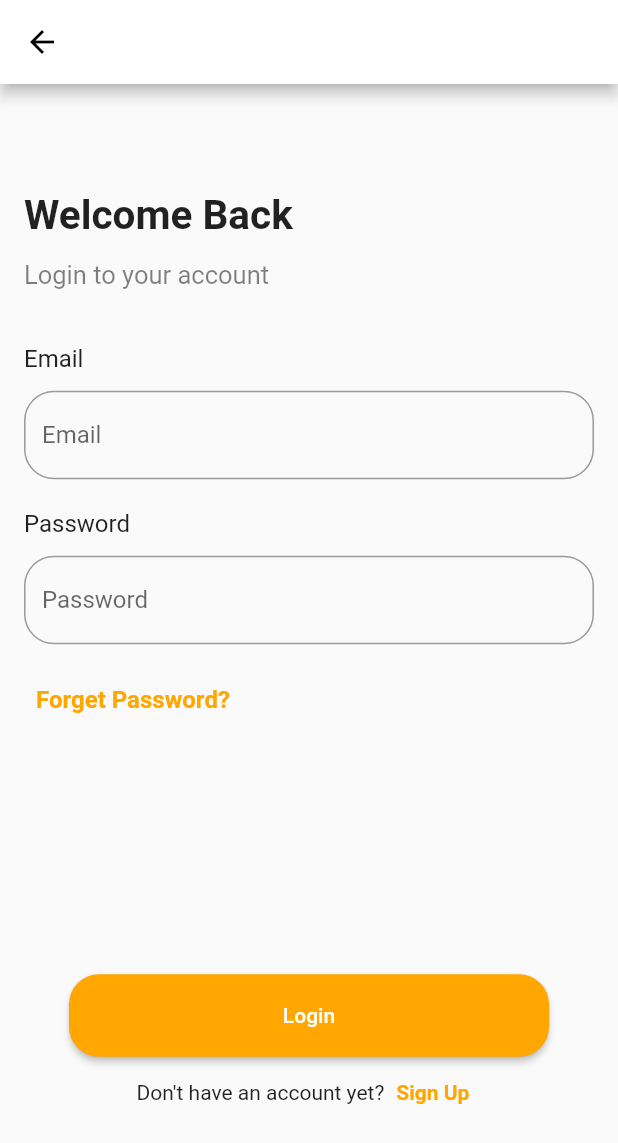
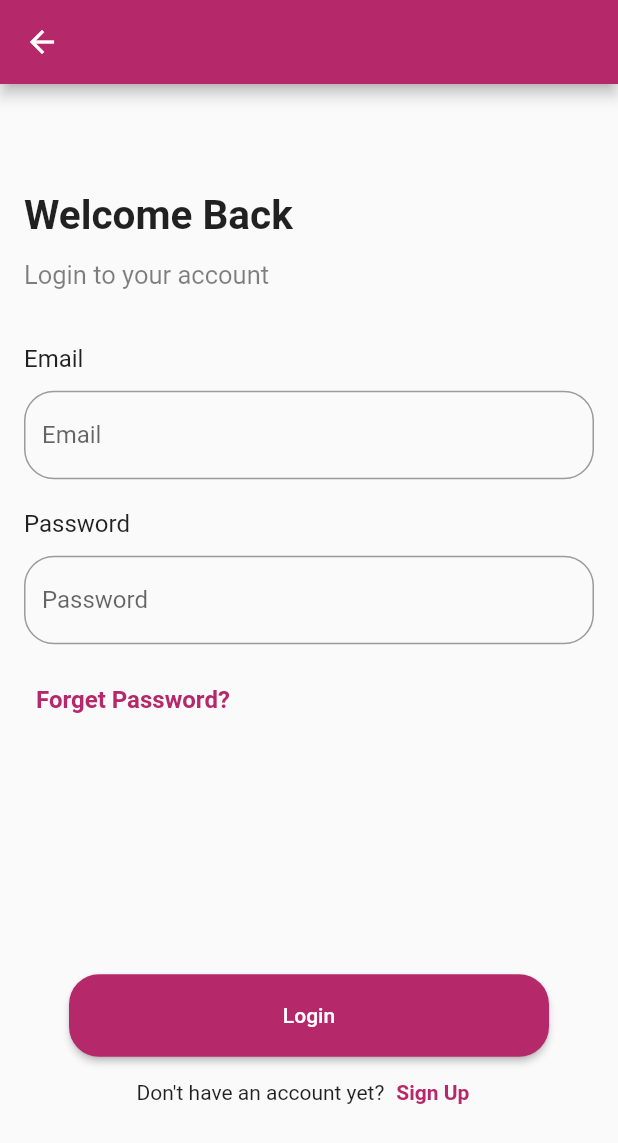
Before and after one commit to jihannajma/lip-products, a Flutter app: the screen it shows after launch, after a tap on "Sign Up", on a phone screen of 412 x 824 dp. Shown: the top 1143 px of the screen. Run offline on Flutter 3.47's test engine with Material 2 defaults, Android fonts, the phone set to English and light mode, and no system bars.

Commit message:
ubah warna

```diff
--- a/lib/Home_Page_1.dart
+++ b/lib/Home_Page_1.dart
@@ -19,11 +19,11 @@ class Home_Page extends StatelessWidget {
         title: Text(
           'Home',
           textAlign: TextAlign.center,
-          style: TextStyle(fontWeight: FontWeight.bold, color: Colors.black),
+          style: TextStyle(fontWeight: FontWeight.bold, color: Colors.white),
         ),
-        backgroundColor: Colors.white,
+        backgroundColor: Color.fromARGB(255, 181, 40, 106),
         leading: new IconButton(
-          icon: new Icon(Icons.arrow_back_ios, color: Colors.amberAccent),
+          icon: new Icon(Icons.arrow_back_ios, color: Colors.white),
           onPressed: () {
             print('object');
             Navigator.of(context).pop();
@@ -35,8 +35,8 @@ class Home_Page extends StatelessWidget {
         children: [
           Padding(padding: EdgeInsets.only(bottom: 15)),
           Container(
-            width: 320,
-            height: 45,
+            width: 340,
+            height: 50,
             decoration: BoxDecoration(
                 borderRadius: BorderRadius.circular(20),
                 border: Border.all(
--- a/lib/login_page.dart
+++ b/lib/login_page.dart
@@ -1,4 +1,3 @@
-
 import 'package:flutter/material.dart';
 import 'package:praktikum3/Home_Page_1.dart';
 import 'package:praktikum3/home_page.dart';
@@ -15,9 +14,12 @@ class _LoginPageState extends State<LoginPage> {
   Widget build(BuildContext context) {
     return Scaffold(
       appBar: AppBar(
-        backgroundColor: Colors.white,
+        backgroundColor: Color.fromARGB(255, 181, 40, 106),
         leading: new IconButton(
-          icon: new Icon(Icons.arrow_back, color: Colors.black,),
+          icon: new Icon(
+            Icons.arrow_back,
+            color: Colors.white,
+          ),
           onPressed: () {
             print('kembali');
             Navigator.of(context).pop();
@@ -30,50 +32,62 @@ class _LoginPageState extends State<LoginPage> {
           mainAxisAlignment: MainAxisAlignment.center,
           crossAxisAlignment: CrossAxisAlignment.start,
           children: [
-            Text('Welcome Back',
+            Text(
+              'Welcome Back',
               style: TextStyle(
                 fontSize: 27,
                 fontWeight: FontWeight.bold,
               ),
             ),
-            SizedBox(height: 14,),
+            SizedBox(
+              height: 14,
+            ),
 
-            Text('Login to your account',
+            Text(
+              'Login to your account',
               style: TextStyle(
                 fontSize: 17,
                 color: Colors.black.withOpacity(0.5),
-
               ),
             ),
 
-            SizedBox(height: 36,),
+            SizedBox(
+              height: 36,
+            ),
 
-            Text('Email',
+            Text(
+              'Email',
               style: TextStyle(
                 fontSize: 16,
-            ),),
+              ),
+            ),
 
-            SizedBox(height: 12,),
+            SizedBox(
+              height: 12,
+            ),
 
             TextField(
               decoration: InputDecoration(
                   border: OutlineInputBorder(
                     borderRadius: BorderRadius.circular(20),
                   ),
-                hintText: 'Email'
+                  hintText: 'Email'),
+            ),
+
+            SizedBox(
+              height: 20,
+            ),
+
+            Text(
+              'Password',
+              style: TextStyle(
+                fontSize: 16,
               ),
             ),
 
-            SizedBox(height: 20,),
-
-            Text('Password',
-            style: TextStyle(
-              fontSize: 16,
-            ),),
-
-            SizedBox(height: 12,),
-
-
+            SizedBox(
+              height: 12,
+            ),
 
             TextField(
               obscureText: true,
@@ -81,24 +95,26 @@ class _LoginPageState extends State<LoginPage> {
                   border: OutlineInputBorder(
                     borderRadius: BorderRadius.circular(20),
                   ),
-                hintText: 'Password'
-              ),
+                  hintText: 'Password'),
             ),
 
-            SizedBox(height: 13,),
+            SizedBox(
+              height: 13,
+            ),
 
-
-            TextButton(onPressed: () {},
-            child: Text('Forget Password?',
+            TextButton(
+                onPressed: () {},
+                child: Text(
+                  'Forget Password?',
                   style: TextStyle(
                       fontWeight: FontWeight.bold,
                       fontSize: 16,
-              color: Color.fromARGB(255, 255, 166, 1)
+                      color: Color.fromARGB(255, 181, 40, 106)),
+                )),
+
+            SizedBox(
+              height: 159,
             ),
-            )
-            ),
-
-            SizedBox(height: 159,),
 
             Center(
               child: Column(
@@ -108,15 +124,17 @@ class _LoginPageState extends State<LoginPage> {
                     width: 320,
                     child: ElevatedButton(
                       style: ElevatedButton.styleFrom(
-                        primary: Color.fromARGB(255, 255, 166, 1),
+                        primary: Color.fromARGB(255, 181, 40, 106),
                         shape: RoundedRectangleBorder(
                           borderRadius: BorderRadius.circular(20),
                         ),
-
                       ),
                       onPressed: () {
                         print('tess');
-                        Navigator.pushReplacement(context, MaterialPageRoute(builder: (context) => Home_Page()));
+                        Navigator.pushReplacement(
+                            context,
+                            MaterialPageRoute(
+                                builder: (context) => Home_Page()));
                       },
                       child: Text('Login'),
                     ),
@@ -126,26 +144,31 @@ class _LoginPageState extends State<LoginPage> {
                     child: Row(
                       mainAxisAlignment: MainAxisAlignment.center,
                       children: [
-                        Text("Don't have an account yet?",
+                        Text(
+                          "Don't have an account yet?",
                           style: TextStyle(
                             fontSize: 14,
-                        ),),
+                          ),
+                        ),
                         TextButton(
-                          child: Text('Sign Up',
+                          child: Text(
+                            'Sign Up',
                             style: TextStyle(
                                 fontSize: 14,
                                 fontWeight: FontWeight.bold,
-                            color: Color.fromARGB(255, 255, 166, 1)
-                          ),),
+                                color: Color.fromARGB(255, 181, 40, 106)),
+                          ),
                           onPressed: () {
                             print('object');
-                            Navigator.pushReplacement(context, MaterialPageRoute(builder: (context)=>Home_Page()));
+                            Navigator.pushReplacement(
+                                context,
+                                MaterialPageRoute(
+                                    builder: (context) => Home_Page()));
                           },
                         )
                       ],
                     ),
                   )
-
 
                   // Center(
                   //   child : Row(
@@ -161,8 +184,6 @@ class _LoginPageState extends State<LoginPage> {
                   //   ]
                   // ),
                   // ),
-
-
                 ],
               ),
             )
@@ -189,12 +210,9 @@ class _LoginPageState extends State<LoginPage> {
             //     ),
             //   )
             // ),
-
-
           ],
         ),
       ),
-
     );
   }
 }
--- a/lib/onboarding_page.dart
+++ b/lib/onboarding_page.dart
@@ -1,4 +1,3 @@
-
 import 'package:flutter/material.dart';
 import 'package:praktikum3/login_page.dart';
 
@@ -15,13 +14,21 @@ class OnboardingPage extends StatelessWidget {
       child: Column(
         mainAxisAlignment: MainAxisAlignment.center,
         children: [
-          SizedBox(height: 20,),
+          SizedBox(
+            height: 20,
+          ),
 
-          Image.asset('assets/images/logo2.png', height: 70, width: 78),
+          Image.asset('assets/images/lipp.jpg', height: 130, width: 128),
 
-          SizedBox(height: 20,),
+          SizedBox(
+            height: 10,
+          ),
 
-          Image.asset('assets/images/mie.png', height: 280, width: 280,),
+          Image.asset(
+            'assets/images/LIP.png',
+            height: 250,
+            width: 250,
+          ),
 
           // Container(
           //   width: 150,
@@ -40,19 +47,25 @@ class OnboardingPage extends StatelessWidget {
           //   ),
           // ),
 
-          SizedBox(height: 20,),
+          SizedBox(
+            height: 10,
+          ),
 
-
-          Text('All your \n favourite ramen', textAlign: TextAlign.center,
+          Text(
+            'All your \n favorite lipstick',
+            textAlign: TextAlign.center,
             style: TextStyle(
               fontSize: 25,
               fontWeight: FontWeight.bold,
             ),
           ),
 
-          SizedBox(height: 10,),
+          SizedBox(
+            height: 10,
+          ),
 
-          Text('Delicious as is or tossed with your \n favourite ingredients',
+          Text(
+            'Every lips deserve all the love and attention \n dresses in pretty colors',
             textAlign: TextAlign.center,
             style: TextStyle(
               fontSize: 16,
@@ -61,35 +74,38 @@ class OnboardingPage extends StatelessWidget {
             ),
           ),
 
-          SizedBox(height: 50,),
+          SizedBox(
+            height: 30,
+          ),
 
           SizedBox(
             height: 55,
             width: 320,
             child: ElevatedButton(
               style: ElevatedButton.styleFrom(
-              primary: Color.fromARGB(255, 255, 166, 1),
+                primary: Color.fromARGB(255, 181, 40, 106),
                 shape: RoundedRectangleBorder(
                   borderRadius: BorderRadius.circular(20),
                 ),
               ),
-            onPressed:(){
+              onPressed: () {
                 print("tesss");
                 // Navigator.push(context, MaterialPageRoute(builder: (context)=> LoginPage()));
-              Navigator.push(context, MaterialPageRoute(builder: (context) => LoginPage()));
+                Navigator.push(context,
+                    MaterialPageRoute(builder: (context) => LoginPage()));
               },
-
               child: const Text(
                 'Sign Up',
                 style: TextStyle(
                     fontSize: 18,
                     fontWeight: FontWeight.bold,
-                color: Colors.white
+                    color: Colors.white),
               ),
             ),
           ),
+          SizedBox(
+            height: 10,
           ),
-          SizedBox(height: 10,),
 
           SizedBox(
             height: 55,
@@ -100,20 +116,19 @@ class OnboardingPage extends StatelessWidget {
                   shape: RoundedRectangleBorder(
                     borderRadius: BorderRadius.circular(20),
                   ),
-              side: BorderSide(color: Colors.grey)
-            ),
-            onPressed:(){
+                  side: BorderSide(color: Colors.grey)),
+              onPressed: () {
                 print("tesss");
                 // Navigator.push(context, MaterialPageRoute(builder: (context)=> LoginPage()));
-              Navigator.push(context, MaterialPageRoute(builder: (context) => LoginPage()));
+                Navigator.push(context,
+                    MaterialPageRoute(builder: (context) => LoginPage()));
               },
               child: const Text(
                 'Login',
                 style: TextStyle(
                     fontSize: 18,
                     fontWeight: FontWeight.bold,
-                color: Colors.grey
-              ),
+                    color: Colors.grey),
               ),
             ),
           ),
@@ -155,13 +170,8 @@ class OnboardingPage extends StatelessWidget {
           //   ),
           // ),
           // )
-
-
-
         ],
       ),
-      )
-
-    );
+    ));
   }
 }
--- a/pubspec.yaml
+++ b/pubspec.yaml
@@ -68,6 +68,8 @@ flutter:
     - assets/grid/4.jpg
     - assets/grid/5.jpg
     - assets/grid/6.jpg
+    - assets/images/LIP.png
+    - assets/images/lipp.jpg
   #   - images/a_dot_ham.jpeg
 
   # An image asset can refer to one or more resolution-specific "variants", see
```
Also changed, not shown: assets/images/LIP.png (added), assets/images/lipp.jpg (added). Lines whose indentation alone changed are shown as unchanged.
